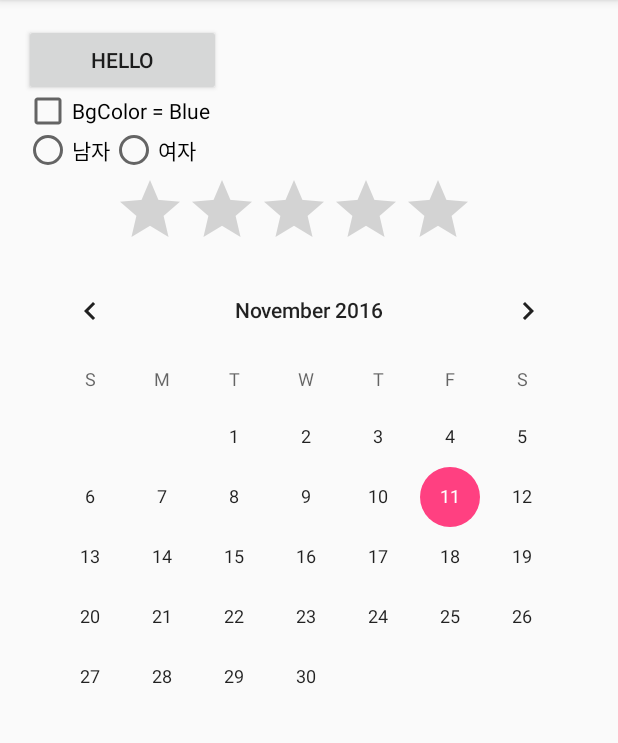
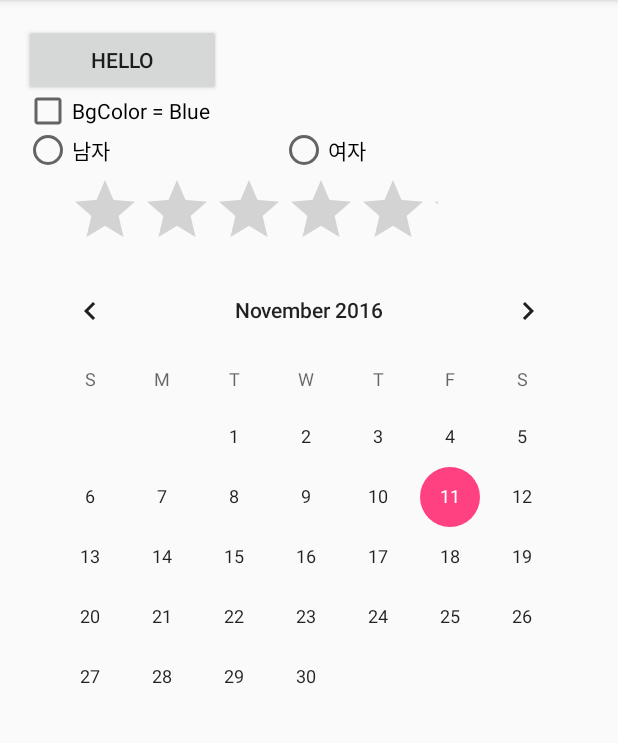
Before and after one commit to j1344085/android_161111, an Android app: the screen it shows after launch (MainActivity), on a phone screen of 412 x 824 dp, the part 84-827 px from its top. Run offline under Robolectric (Android 15) with nearby library versions, the phone set to English and light mode, and no system bars.

Commit message:
레이팅바 완료 커밋

```diff
--- a/app/src/main/java/sampleandroid/a201344085/MainActivity.java
+++ b/app/src/main/java/sampleandroid/a201344085/MainActivity.java
@@ -7,6 +7,7 @@ import android.view.View;
 import android.widget.Button;
 import android.widget.CheckBox;
 import android.widget.LinearLayout;
+import android.widget.RatingBar;
 import android.widget.Toast;
 
 public class MainActivity extends AppCompatActivity {
@@ -15,6 +16,7 @@ public class MainActivity extends AppCompatActivity {
     CheckBox ck1;
     int count1 = 0;
     LinearLayout MyLayout1;
+    RatingBar MyRatingBar1;
     @Override
     protected void onCreate(Bundle savedInstanceState) {
         super.onCreate(savedInstanceState);
@@ -23,6 +25,7 @@ public class MainActivity extends AppCompatActivity {
         btn1 = (Button)findViewById(R.id.button);
         ck1 = (CheckBox)findViewById(R.id.checkBox);
         MyLayout1 = (LinearLayout)findViewById(R.id.activity_main);
+        MyRatingBar1 = (RatingBar)findViewById(R.id.ratingBar);
 
         btn1.setOnClickListener(new View.OnClickListener() {
             @Override
@@ -45,5 +48,12 @@ public class MainActivity extends AppCompatActivity {
                 else Toast.makeText(getApplicationContext(), str+"를 선택하였습니다",Toast.LENGTH_SHORT).show();
             }
         });
+
+        MyRatingBar1.setOnRatingBarChangeListener(new RatingBar.OnRatingBarChangeListener() {
+            @Override
+            public void onRatingChanged(RatingBar ratingBar, float rating, boolean fromUser) {
+                Toast.makeText(getApplicationContext(), MyRatingBar1.getRating()+"점 입니다",Toast.LENGTH_SHORT).show();
+            }
+        });
     }
 }
--- a/app/src/main/res/layout/activity_main.xml
+++ b/app/src/main/res/layout/activity_main.xml
@@ -36,24 +36,25 @@
             android:text="남자"
             android:layout_width="wrap_content"
             android:layout_height="wrap_content"
-            android:id="@+id/radioButton" />
+            android:id="@+id/radioButton"
+            android:layout_weight="0.48" />
 
         <RadioButton
             android:text="여자"
-            android:layout_width="88dp"
+            android:layout_width="wrap_content"
             android:layout_height="wrap_content"
             android:id="@+id/radioButton2"
-            android:layout_weight="0.17" />
+            android:layout_weight="0.53" />
 
     </RadioGroup>
 
     <RatingBar
-        android:layout_width="303dp"
+        android:layout_width="276dp"
         android:layout_height="wrap_content"
         android:id="@+id/ratingBar"
         android:numStars="5"
         android:rating="0"
-        android:paddingLeft="60dp"
+        android:paddingLeft="30dp"
         android:isIndicator="false" />
 
     <CalendarView
```
